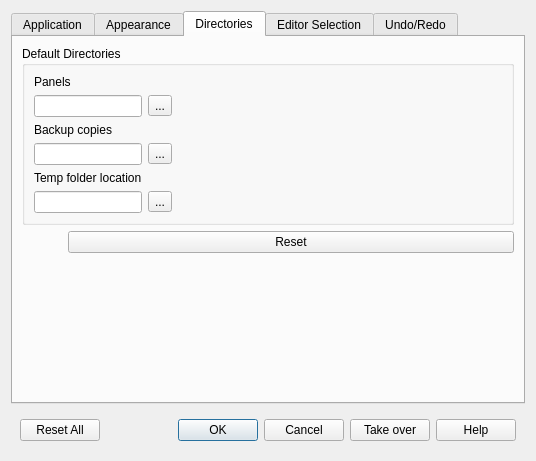
Qt form src/tpreferencesdialog.ui (TheLord45/tsurface) before a commit.
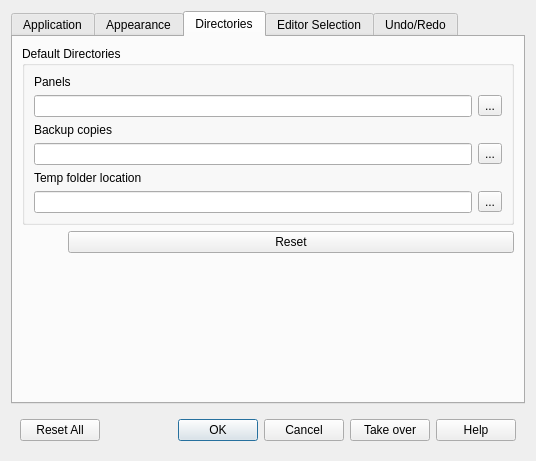
The same form after that commit. The open tabs and pages were chosen to show the change. Icons and pictures are not drawn. Custom widgets are drawn as their Qt base class.

Patch:
```diff
--- a/src/tpreferencesdialog.ui
+++ b/src/tpreferencesdialog.ui
@@ -515,7 +515,7 @@
          <property name="title">
           <string>Default Directories</string>
          </property>
-         <layout class="QFormLayout" name="formLayout_8">
+         <layout class="QGridLayout" name="gridLayout_5">
           <item row="0" column="0">
            <widget class="QLabel" name="labelPanels">
             <property name="text">
@@ -523,6 +523,23 @@
             </property>
            </widget>
           </item>
+          <item row="1" column="0">
+           <widget class="QLineEdit" name="lineEditFolderPanels">
+            <property name="sizePolicy">
+             <sizepolicy hsizetype="Expanding" vsizetype="Fixed">
+              <horstretch>0</horstretch>
+              <verstretch>0</verstretch>
+             </sizepolicy>
+            </property>
+           </widget>
+          </item>
+          <item row="1" column="1">
+           <widget class="QToolButton" name="toolButtonFolderPanels">
+            <property name="text">
+             <string>...</string>
+            </property>
+           </widget>
+          </item>
           <item row="2" column="0">
            <widget class="QLabel" name="labelBackupCopies">
             <property name="text">
@@ -531,7 +548,14 @@
            </widget>
           </item>
           <item row="3" column="0">
-           <widget class="QLineEdit" name="lineEditFolderBackup"/>
+           <widget class="QLineEdit" name="lineEditFolderBackup">
+            <property name="sizePolicy">
+             <sizepolicy hsizetype="Expanding" vsizetype="Fixed">
+              <horstretch>0</horstretch>
+              <verstretch>0</verstretch>
+             </sizepolicy>
+            </property>
+           </widget>
           </item>
           <item row="3" column="1">
            <widget class="QToolButton" name="toolButtonFolderBackup">
@@ -540,7 +564,7 @@
             </property>
            </widget>
           </item>
-          <item row="4" column="0">
+          <item row="4" column="0" colspan="2">
            <widget class="QLabel" name="labelTempFolderLocation">
             <property name="text">
              <string>Temp folder location</string>
@@ -548,7 +572,14 @@
            </widget>
           </item>
           <item row="5" column="0">
-           <widget class="QLineEdit" name="lineEditFolderTemp"/>
+           <widget class="QLineEdit" name="lineEditFolderTemp">
+            <property name="sizePolicy">
+             <sizepolicy hsizetype="Expanding" vsizetype="Fixed">
+              <horstretch>0</horstretch>
+              <verstretch>0</verstretch>
+             </sizepolicy>
+            </property>
+           </widget>
           </item>
           <item row="5" column="1">
            <widget class="QToolButton" name="toolButtonFolderTemp">
@@ -557,23 +588,6 @@
             </property>
            </widget>
           </item>
-          <item row="1" column="0">
-           <widget class="QLineEdit" name="lineEditFolderPanels">
-            <property name="sizePolicy">
-             <sizepolicy hsizetype="Expanding" vsizetype="Fixed">
-              <horstretch>0</horstretch>
-              <verstretch>0</verstretch>
-             </sizepolicy>
-            </property>
-           </widget>
-          </item>
-          <item row="1" column="1">
-           <widget class="QToolButton" name="toolButtonFolderPanels">
-            <property name="text">
-             <string>...</string>
-            </property>
-           </widget>
-          </item>
          </layout>
         </widget>
        </item>
@@ -582,6 +596,9 @@
          <property name="orientation">
           <enum>Qt::Orientation::Horizontal</enum>
          </property>
+         <property name="sizeType">
+          <enum>QSizePolicy::Policy::Maximum</enum>
+         </property>
          <property name="sizeHint" stdset="0">
           <size>
            <width>40</width>
```
Left out of the diff: 2 changed lines with no effect on the pictures.
